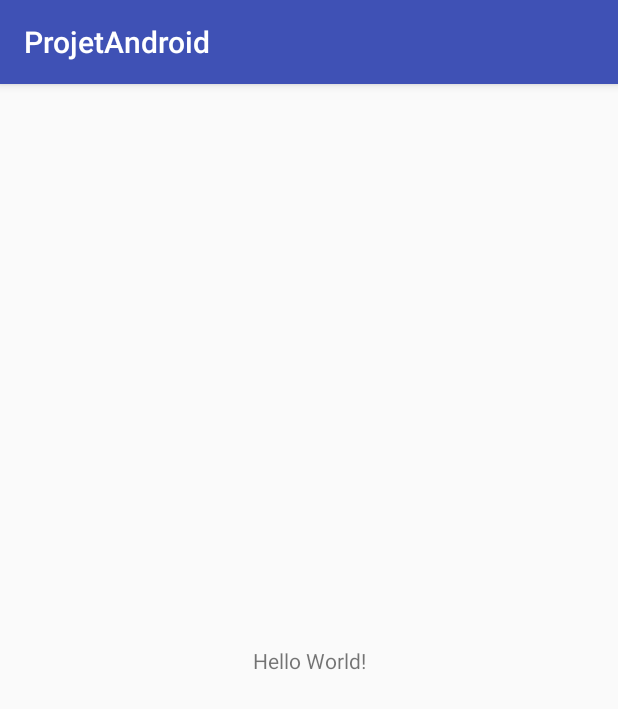
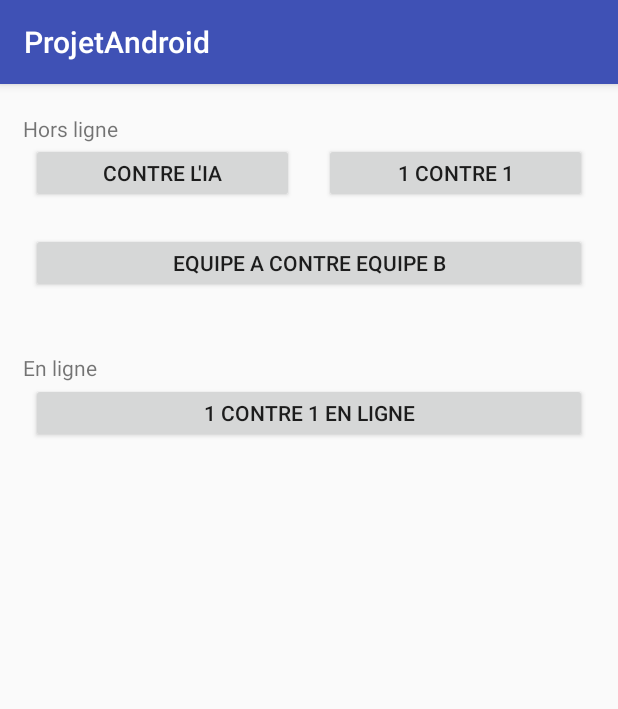
Before and after one commit to AlexisRossat/Polytech-2017-5A-alternance-ROSSAT, an Android app: the screen it shows after launch (HomeActivity), on a phone screen of 412 x 824 dp. Shown: the top 709 px of the screen. Run offline under Robolectric (Android 15) with nearby library versions, the phone set to English and light mode, and no system bars.

Commit message:
ajout des deux interfaces

```diff
--- a/app/src/main/res/layout/activity_home.xml
+++ b/app/src/main/res/layout/activity_home.xml
@@ -6,13 +6,91 @@
     android:layout_height="match_parent"
     tools:context="com.example.epulapp.projetandroid.HomeActivity">
 
-    <TextView
+
+    <android.support.constraint.Guideline
         android:layout_width="wrap_content"
         android:layout_height="wrap_content"
-        android:text="Hello World!"
-        app:layout_constraintBottom_toBottomOf="parent"
-        app:layout_constraintLeft_toLeftOf="parent"
-        app:layout_constraintRight_toRightOf="parent"
-        app:layout_constraintTop_toTopOf="parent" />
+        android:id="@+id/guideline"
+        android:orientation="vertical"
+        app:layout_constraintGuide_percent="0.5" />
+
+    <android.support.constraint.Guideline
+        android:layout_width="wrap_content"
+        android:layout_height="wrap_content"
+        android:id="@+id/guidelineLeft"
+        android:orientation="vertical"
+        app:layout_constraintGuide_percent="0.05" />
+
+    <android.support.constraint.Guideline
+        android:layout_width="wrap_content"
+        android:layout_height="wrap_content"
+        android:id="@+id/guidelineRight"
+        android:orientation="vertical"
+        app:layout_constraintGuide_percent="0.95"  />
+
+        <TextView
+            android:id="@+id/Offline"
+            android:layout_width="wrap_content"
+            android:layout_height="wrap_content"
+            android:text="@string/Offline"
+            app:layout_constraintLeft_toLeftOf="parent"
+            app:layout_constraintTop_toTopOf="parent"
+            android:layout_marginLeft="@dimen/marginLeftShort"
+            android:layout_marginTop="@dimen/marginShort"
+            android:layout_marginStart="@dimen/marginLeftShort" />
+
+        <TextView
+            android:id="@+id/Online"
+            android:layout_width="wrap_content"
+            android:layout_height="wrap_content"
+            android:text="@string/Online"
+            app:layout_constraintLeft_toLeftOf="@+id/Offline"
+            app:layout_constraintTop_toTopOf="@+id/btnAvsB"
+            android:layout_marginTop="@dimen/marginTopLong" />
+
+
+
+        <Button
+            android:id="@+id/btn1vs1"
+            android:layout_width="0dp"
+            android:layout_height="@dimen/btnHeight"
+            android:text="@string/_1vs1"
+            android:layout_marginBottom="@dimen/marginShort"
+            app:layout_constraintLeft_toLeftOf="@+id/guideline"
+            app:layout_constraintBottom_toTopOf="@+id/btnAvsB"
+            app:layout_constraintRight_toRightOf="@id/guidelineRight"
+            android:layout_marginLeft="@dimen/marginLittle" />
+
+        <Button
+            android:id="@+id/btn1vs1Online"
+            android:layout_width="0dp"
+            android:layout_height="@dimen/btnHeight"
+            android:text="@string/_1vs1Online"
+            app:layout_constraintLeft_toLeftOf="@+id/guidelineLeft"
+            app:layout_constraintTop_toTopOf="@+id/Online"
+            android:layout_marginTop="@dimen/marginShort"
+            app:layout_constraintRight_toLeftOf="@+id/guidelineRight" />
+
+        <Button
+            android:id="@+id/btnAvsB"
+            android:layout_width="0dp"
+            android:layout_height="@dimen/btnHeight"
+            android:text="@string/_AvsB"
+            app:layout_constraintLeft_toLeftOf="@+id/guidelineLeft"
+            app:layout_constraintTop_toBottomOf="@+id/btn1vsIa"
+            app:layout_constraintRight_toRightOf="@id/guidelineRight"
+            android:layout_marginTop="@dimen/marginShort"
+            app:layout_constraintHorizontal_bias="0.517" />
+
+        <Button
+            android:id="@+id/btn1vsIa"
+            android:layout_width="0dp"
+            android:layout_height="@dimen/btnHeight"
+            android:layout_marginRight="@dimen/marginLittle"
+            android:text="@string/_1vsIa"
+            app:layout_constraintLeft_toLeftOf="@+id/guidelineLeft"
+            app:layout_constraintTop_toBottomOf="@+id/Offline"
+            app:layout_constraintRight_toLeftOf="@+id/guideline" />
+
 
 </android.support.constraint.ConstraintLayout>
--- a/app/src/main/res/values/colors.xml
+++ b/app/src/main/res/values/colors.xml
@@ -3,4 +3,9 @@
     <color name="colorPrimary">#3F51B5</color>
     <color name="colorPrimaryDark">#303F9F</color>
     <color name="colorAccent">#FF4081</color>
+
+    <color name="btnBlueBackground">#0059b2</color>
+    <color name="white">#FFFFFF</color>
+    <color name="grey">#cccccc</color>
+    <color name="lightGrey">#e5e5e5</color>
 </resources>
--- /dev/null
+++ b/app/src/main/res/values/dimens.xml
@@ -0,0 +1,16 @@
+<?xml version="1.0" encoding="utf-8"?>
+<resources>
+    <dimen name="marginVeryShort">2.5dp</dimen>
+    <dimen name="marginVerySmall">5dp</dimen>
+    <dimen name="marginLittle">10dp</dimen>
+    <dimen name="marginShort">20dp</dimen>
+    <dimen name="marginTopLong">80dp</dimen>
+    <dimen name="marginMeddium">40dp</dimen>
+    <dimen name="marginLeftShort">15dp</dimen>
+
+    <dimen name="textMiddleSize">25dp</dimen>
+    <dimen name="btnHeight">40dp</dimen>
+
+
+
+</resources>
--- a/app/src/main/res/values/strings.xml
+++ b/app/src/main/res/values/strings.xml
@@ -1,3 +1,23 @@
 <resources>
     <string name="app_name">ProjetAndroid</string>
+    <string name="Online">En ligne</string>
+    <string name="Offline">Hors ligne</string>
+    <string name="_1vs1">1 contre 1</string>
+    <string name="_1vsIa">contre l\'IA</string>
+    <string name="_AvsB">Equipe A contre equipe B</string>
+    <string name="_1vs1Online">1 contre 1 en ligne</string>
+
+    <string name="Team">Equipe</string>
+    <string name="Player">Joueur</string>
+    <string name="Life">Vies</string>
+    <string name="Score">Score</string>
+    <string name="Value">Valeur</string>
+
+    <string name="Question">De quel animal est-ce le cri ? </string>
+    <string name="Dog">Chien</string>
+    <string name="Cat">Chat</string>
+    <string name="Horse">Cheval</string>
+    <string name="Cow">Vache</string>
+
+
 </resources>
```
Also changed, not shown: app/src/main/AndroidManifest.xml (+6 -1 lines), app/src/main/java/com/example/epulapp/projetandroid/QuestionActivity.java (added, +13 -0 lines), app/src/main/res/layout/activity_question.xml (added, +197 -0 lines), app/src/main/res/drawable-hdpi/ic_volume_up.png (added), app/src/main/res/drawable-mdpi/ic_volume_up.png (added), app/src/main/res/drawable-xhdpi/ic_volume_up.png (added), app/src/main/res/drawable-xxhdpi/ic_volume_up.png (added), 1 other file.
